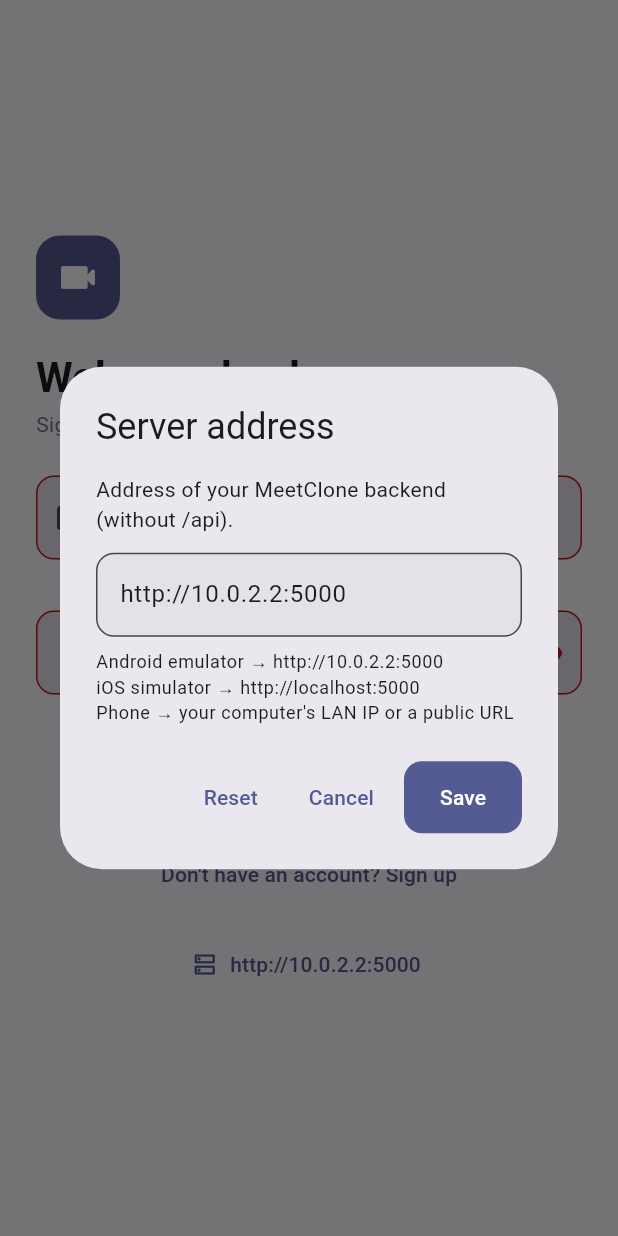
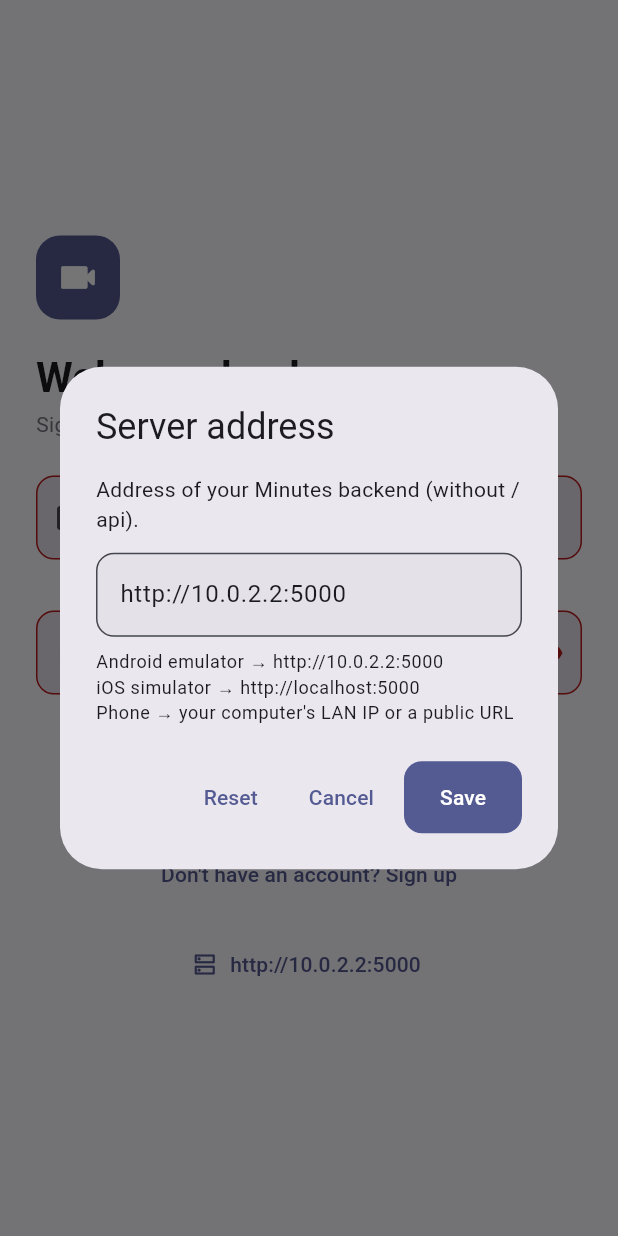
Before and after one commit to pranjal030404/Meets_with_recording, a Flutter app: the screen it shows after launch, after a tap on "Sign in", after a tap on "http://10.0.2.2:5000", on a phone screen of 412 x 824 dp. Run offline on Flutter 3.47's test engine with Material 3 defaults, Android fonts, the phone set to English and light mode, and no system bars; our stand-ins replace dio, file_picker, open_filex, permission_handler, shared_preferences, socket_io_client and 1 more; missing offline and left inert: dart:html, dart:js_util, dart:ui_web, dart_webrtc, events2, h264_profile_level_id and 2 more; network calls fail.

Commit message:
Rename product to Minutes
Co-Authored-By: Claude Sonnet 5.5 <noreply@anthropic.com>

```diff
--- a/app/lib/core/api.dart
+++ b/app/lib/core/api.dart
@@ -10,7 +10,7 @@ class ApiException implements Exception {
   String toString() => message;
 }
 
-/// Thin REST client for the MeetClone backend. Every method returns the decoded
+/// Thin REST client for the Minutes backend. Every method returns the decoded
 /// JSON body and throws [ApiException] with a human readable message on failure.
 class Api {
   Api._();
--- a/app/lib/main.dart
+++ b/app/lib/main.dart
@@ -8,17 +8,17 @@ import 'screens/home_shell.dart';
 Future<void> main() async {
   WidgetsFlutterBinding.ensureInitialized();
   await Config.init();
-  runApp(const MeetCloneApp());
+  runApp(const MinutesApp());
   Session.instance.boot();
 }
 
-class MeetCloneApp extends StatelessWidget {
-  const MeetCloneApp({super.key});
+class MinutesApp extends StatelessWidget {
+  const MinutesApp({super.key});
 
   @override
   Widget build(BuildContext context) {
     return MaterialApp(
-      title: 'MeetClone',
+      title: 'Minutes',
       debugShowCheckedModeBanner: false,
       theme: AppTheme.build(Brightness.light),
       darkTheme: AppTheme.build(Brightness.dark),
--- a/app/lib/screens/auth_screens.dart
+++ b/app/lib/screens/auth_screens.dart
@@ -11,7 +11,7 @@ Future<void> showServerDialog(BuildContext context) async {
     builder: (ctx) => AlertDialog(
       title: const Text('Server address'),
       content: Column(mainAxisSize: MainAxisSize.min, crossAxisAlignment: CrossAxisAlignment.start, children: [
-        const Text('Address of your MeetClone backend (without /api).'),
+        const Text('Address of your Minutes backend (without /api).'),
         const SizedBox(height: 12),
         TextField(
           controller: c,
--- a/app/lib/screens/more_screen.dart
+++ b/app/lib/screens/more_screen.dart
@@ -47,7 +47,7 @@ class MoreScreen extends StatelessWidget {
             },
           ),
           const SizedBox(height: 24),
-          Center(child: Text('MeetClone mobile 1.0.0', style: TextStyle(color: Theme.of(context).colorScheme.outline, fontSize: 12))),
+          Center(child: Text('Minutes mobile 1.0.0', style: TextStyle(color: Theme.of(context).colorScheme.outline, fontSize: 12))),
         ]);
       },
     );
```
Also changed, not shown: 10 other files.
